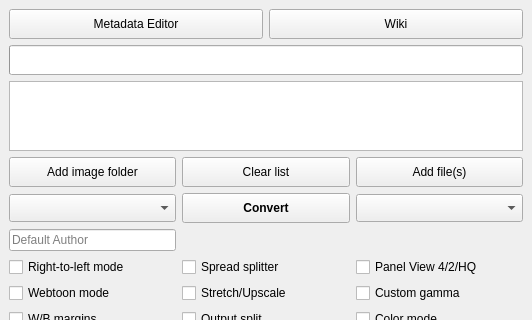
The window that gui/KCC.ui (ciromattia/kcc) describes before a commit, drawn with Qt 5; both pictures show x 0 to 532 and y 0 to 320 of the 532 by 586 pixel window.
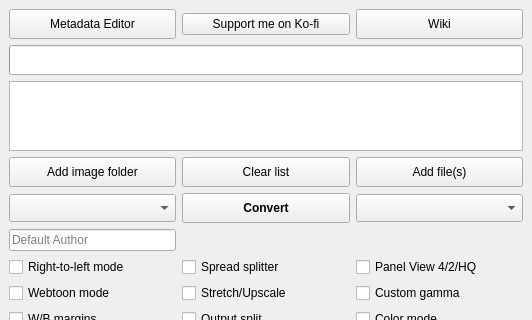
The same window after the commit. Icons and pictures are not drawn.

Diff of the .ui file:
```diff
--- a/gui/KCC.ui
+++ b/gui/KCC.ui
@@ -73,6 +73,23 @@
          </property>
         </widget>
        </item>
+       <item>
+        <widget class="QPushButton" name="kofiButton">
+         <property name="text">
+          <string>Support me on Ko-fi</string>
+         </property>
+         <property name="icon">
+          <iconset resource="KCC.qrc">
+           <normaloff>:/Other/icons/kofi_symbol.png</normaloff>:/Other/icons/kofi_symbol.png</iconset>
+         </property>
+         <property name="iconSize">
+          <size>
+           <width>19</width>
+           <height>16</height>
+          </size>
+         </property>
+        </widget>
+       </item>
        <item>
         <widget class="QPushButton" name="wikiButton">
          <property name="minimumSize">
```
